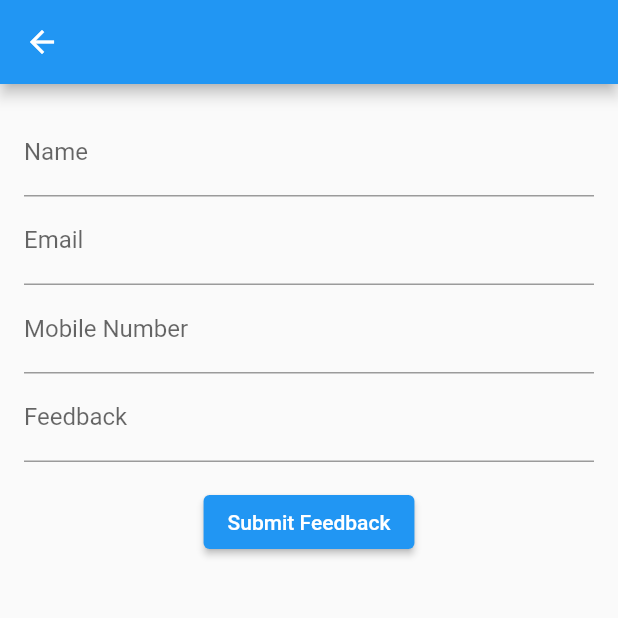
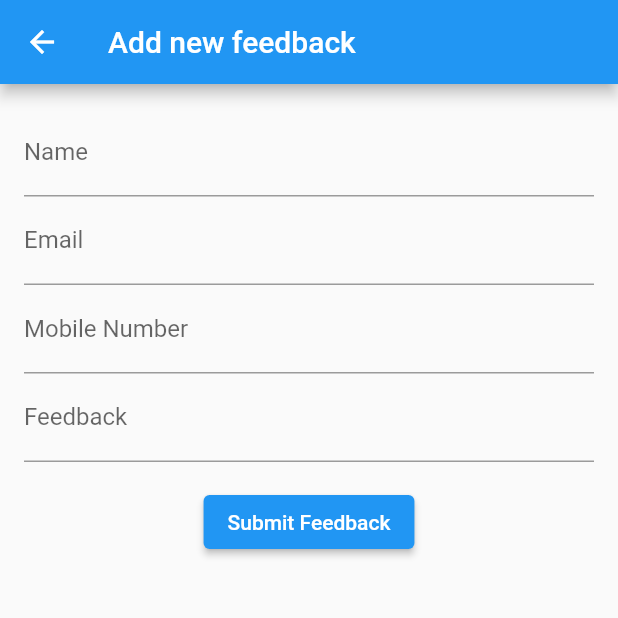
Before and after one commit to Ric17101/flutter-googlesheet, a Flutter app: the RowListPage screen opened directly with empty values, after a tap on the "add" icon, on a phone screen of 412 x 824 dp, the top half of it. Run offline on Flutter 3.47's test engine with Material 2 defaults, Android fonts, the phone set to English and light mode, and no system bars; missing offline and left inert: gsheets.

Commit message:
fix trailing commas and string titles

```diff
--- a/lib/screen/feedback_page.dart
+++ b/lib/screen/feedback_page.dart
@@ -86,7 +86,7 @@ class FeedbackPageState extends State<FeedbackPage> {
     return Scaffold(
       key: _scaffoldKey,
       resizeToAvoidBottomInset: false,
-      appBar: AppBar(title: Text(widget.form?.name ?? '')),
+      appBar: AppBar(title: Text(widget.form?.name ?? 'Add new feedback')),
       body: Center(
         child: Column(
           mainAxisAlignment: MainAxisAlignment.start,
--- a/lib/screen/row_list_page.dart
+++ b/lib/screen/row_list_page.dart
@@ -37,12 +37,10 @@ class RowListState extends State<RowListPage> {
   Widget build(BuildContext context) {
     // TODO: add button
     return Scaffold(
-      appBar: AppBar(
-        title: Text(widget.title),
-      ),
+      appBar: AppBar(title: Text(widget.title)),
       floatingActionButton: FloatingActionButton(
         onPressed: () => _navigateFeedbackPage(null),
-        tooltip: 'Capture Picture',
+        tooltip: 'Add new feedback',
         elevation: 0.0,
         child: const Icon(
           Icons.add,
```
